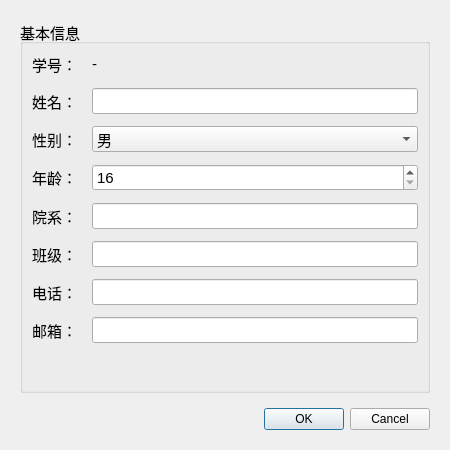
First picture: the form in ui/studentprofiledialog.ui, repository 13088916luoyi/StudentManager, before the edit.
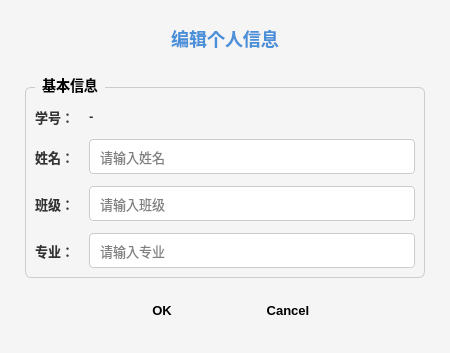
Second picture: the form after the edit.

```diff
--- a/ui/studentprofiledialog.ui
+++ b/ui/studentprofiledialog.ui
@@ -7,28 +7,96 @@
     <x>0</x>
     <y>0</y>
     <width>450</width>
-    <height>450</height>
+    <height>300</height>
    </rect>
   </property>
   <property name="windowTitle">
    <string>编辑个人信息</string>
   </property>
+  <property name="styleSheet">
+   <string notr="true">QDialog {
+    background-color: #f5f5f5;
+}
+QLabel {
+    font-size: 13px;
+    color: #333333;
+    font-weight: bold;
+}
+QLineEdit {
+    padding: 8px;
+    border: 1px solid #cccccc;
+    border-radius: 4px;
+    background-color: white;
+    font-size: 13px;
+}
+QLineEdit:focus {
+    border: 2px solid #4a90d9;
+}
+QGroupBox {
+    font-size: 14px;
+    font-weight: bold;
+    border: 1px solid #cccccc;
+    border-radius: 6px;
+    margin-top: 10px;
+    padding-top: 10px;
+}
+QGroupBox::title {
+    subcontrol-origin: margin;
+    left: 10px;
+    padding: 0 5px;
+}
+QPushButton {
+    padding: 10px 20px;
+    border: none;
+    border-radius: 4px;
+    font-size: 13px;
+    font-weight: bold;
+    min-width: 80px;
+}
+QPushButton[text="确定"], QPushButton[text="OK"] {
+    background-color: #4a90d9;
+    color: white;
+}
+QPushButton[text="确定"]:hover, QPushButton[text="OK"]:hover {
+    background-color: #3a7bc8;
+}
+QPushButton[text="取消"], QPushButton[text="Cancel"] {
+    background-color: #e0e0e0;
+    color: #333333;
+}
+QPushButton[text="取消"]:hover, QPushButton[text="Cancel"]:hover {
+    background-color: #d0d0d0;
+}</string>
+  </property>
   <layout class="QVBoxLayout" name="verticalLayout">
    <property name="spacing">
     <number>15</number>
    </property>
    <property name="leftMargin">
-    <number>20</number>
+    <number>25</number>
    </property>
    <property name="topMargin">
-    <number>20</number>
+    <number>25</number>
    </property>
    <property name="rightMargin">
-    <number>20</number>
+    <number>25</number>
    </property>
    <property name="bottomMargin">
-    <number>20</number>
+    <number>25</number>
    </property>
+   <item>
+    <widget class="QLabel" name="titleLabel">
+     <property name="styleSheet">
+      <string notr="true">font-size: 18px; font-weight: bold; color: #4a90d9; margin-bottom: 10px;</string>
+     </property>
+     <property name="text">
+      <string>编辑个人信息</string>
+     </property>
+     <property name="alignment">
+      <set>Qt::AlignCenter</set>
+     </property>
+    </widget>
+   </item>
    <item>
     <widget class="QGroupBox" name="groupBox">
      <property name="title">
@@ -46,6 +114,9 @@
       <property name="verticalSpacing">
        <number>12</number>
       </property>
+      <property name="labelAlignment">
+       <set>Qt::AlignRight|Qt::AlignVCenter</set>
+      </property>
       <item row="0" column="0">
        <widget class="QLabel" name="label_studentNo">
         <property name="font">
@@ -92,88 +163,18 @@
           <pointsize>11</pointsize>
          </font>
         </property>
+        <property name="minimumSize">
+         <size>
+          <width>250</width>
+          <height>35</height>
+         </size>
+        </property>
+        <property name="placeholderText">
+         <string>请输入姓名</string>
+        </property>
        </widget>
       </item>
       <item row="2" column="0">
-       <widget class="QLabel" name="label_gender">
-        <property name="font">
-         <font>
-          <pointsize>11</pointsize>
-         </font>
-        </property>
-        <property name="text">
-         <string>性别：</string>
-        </property>
-       </widget>
-      </item>
-      <item row="2" column="1">
-       <widget class="QComboBox" name="genderCombo">
-        <property name="font">
-         <font>
-          <pointsize>11</pointsize>
-         </font>
-        </property>
-        <item>
-         <property name="text">
-          <string>男</string>
-         </property>
-        </item>
-        <item>
-         <property name="text">
-          <string>女</string>
-         </property>
-        </item>
-       </widget>
-      </item>
-      <item row="3" column="0">
-       <widget class="QLabel" name="label_age">
-        <property name="font">
-         <font>
-          <pointsize>11</pointsize>
-         </font>
-        </property>
-        <property name="text">
-         <string>年龄：</string>
-        </property>
-       </widget>
-      </item>
-      <item row="3" column="1">
-       <widget class="QSpinBox" name="ageSpinBox">
-        <property name="font">
-         <font>
-          <pointsize>11</pointsize>
-         </font>
-        </property>
-        <property name="minimum">
-         <number>16</number>
-        </property>
-        <property name="maximum">
-         <number>100</number>
-        </property>
-       </widget>
-      </item>
-      <item row="4" column="0">
-       <widget class="QLabel" name="label_department">
-        <property name="font">
-         <font>
-          <pointsize>11</pointsize>
-         </font>
-        </property>
-        <property name="text">
-         <string>院系：</string>
-        </property>
-       </widget>
-      </item>
-      <item row="4" column="1">
-       <widget class="QLineEdit" name="departmentEdit">
-        <property name="font">
-         <font>
-          <pointsize>11</pointsize>
-         </font>
-        </property>
-       </widget>
-      </item>
-      <item row="5" column="0">
        <widget class="QLabel" name="label_class">
         <property name="font">
          <font>
@@ -185,60 +186,70 @@
         </property>
        </widget>
       </item>
-      <item row="5" column="1">
+      <item row="2" column="1">
        <widget class="QLineEdit" name="classEdit">
         <property name="font">
          <font>
           <pointsize>11</pointsize>
          </font>
         </property>
-       </widget>
-      </item>
-      <item row="6" column="0">
-       <widget class="QLabel" name="label_phone">
-        <property name="font">
-         <font>
-          <pointsize>11</pointsize>
-         </font>
+        <property name="minimumSize">
+         <size>
+          <width>250</width>
+          <height>35</height>
+         </size>
         </property>
-        <property name="text">
-         <string>电话：</string>
+        <property name="placeholderText">
+         <string>请输入班级</string>
         </property>
        </widget>
       </item>
-      <item row="6" column="1">
-       <widget class="QLineEdit" name="phoneEdit">
+      <item row="3" column="0">
+       <widget class="QLabel" name="label_major">
         <property name="font">
          <font>
           <pointsize>11</pointsize>
          </font>
         </property>
-       </widget>
-      </item>
-      <item row="7" column="0">
-       <widget class="QLabel" name="label_email">
-        <property name="font">
-         <font>
-          <pointsize>11</pointsize>
-         </font>
-        </property>
         <property name="text">
-         <string>邮箱：</string>
+         <string>专业：</string>
         </property>
        </widget>
       </item>
-      <item row="7" column="1">
-       <widget class="QLineEdit" name="emailEdit">
+      <item row="3" column="1">
+       <widget class="QLineEdit" name="majorEdit">
         <property name="font">
          <font>
           <pointsize>11</pointsize>
          </font>
         </property>
+        <property name="minimumSize">
+         <size>
+          <width>250</width>
+          <height>35</height>
+         </size>
+        </property>
+        <property name="placeholderText">
+         <string>请输入专业</string>
+        </property>
        </widget>
       </item>
      </layout>
     </widget>
    </item>
+   <item>
+    <spacer name="verticalSpacer">
+     <property name="orientation">
+      <enum>Qt::Vertical</enum>
+     </property>
+     <property name="sizeHint" stdset="0">
+      <size>
+       <width>20</width>
+       <height>10</height>
+      </size>
+     </property>
+    </spacer>
+   </item>
    <item>
     <widget class="QDialogButtonBox" name="buttonBox">
      <property name="orientation">
@@ -247,6 +258,9 @@
      <property name="standardButtons">
       <set>QDialogButtonBox::Cancel|QDialogButtonBox::Ok</set>
      </property>
+     <property name="centerButtons">
+      <bool>true</bool>
+     </property>
     </widget>
    </item>
   </layout>
```
